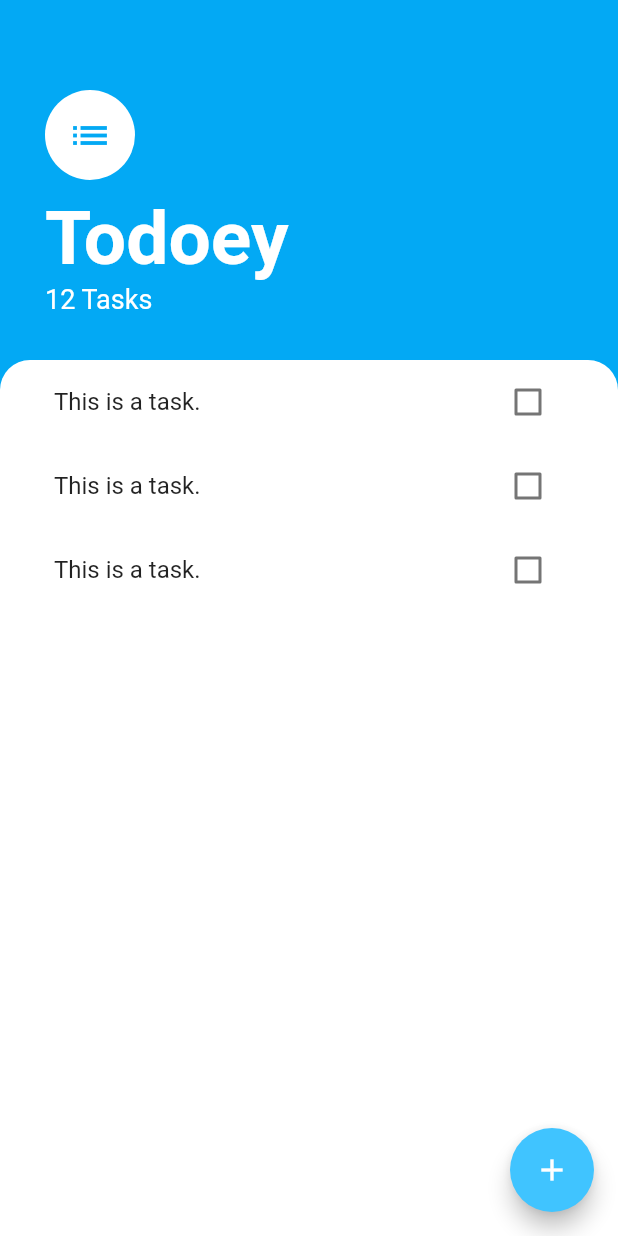
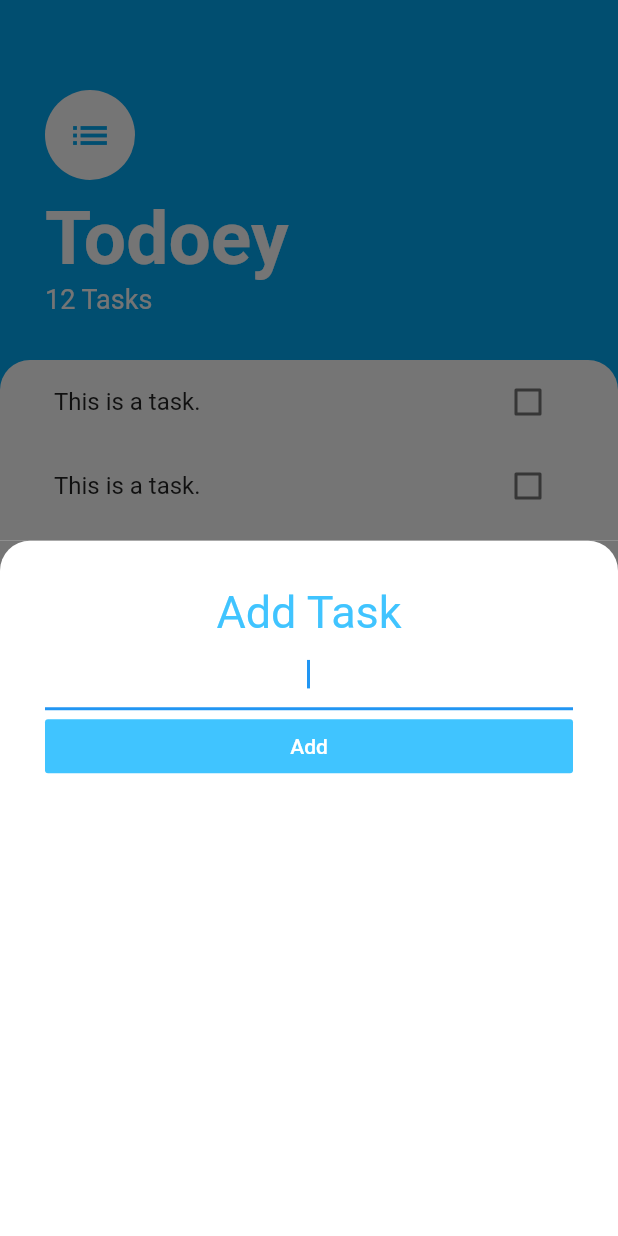
Before and after one commit to py415/todoey_flutter, a Flutter app: the screen it shows after launch, after a tap on the "add" icon, on a phone screen of 412 x 824 dp. Run offline on Flutter 3.47's test engine with Material 2 defaults, Android fonts, the phone set to English and light mode, and no system bars.

Commit message:
Add custom BottomSheet widget to create new task

```diff
--- /dev/null
+++ b/lib/screens/add_task_screen.dart
@@ -0,0 +1,49 @@
+import 'package:flutter/material.dart';
+
+class AddTaskScreen extends StatelessWidget {
+  @override
+  Widget build(BuildContext context) {
+    return Container(
+      color: Color(0xff757575),
+      child: Container(
+        padding: EdgeInsets.all(30.0),
+        decoration: BoxDecoration(
+          color: Colors.white,
+          borderRadius: BorderRadius.only(
+            topLeft: Radius.circular(20.0),
+            topRight: Radius.circular(20.0),
+          ),
+        ),
+        child: Column(
+          crossAxisAlignment: CrossAxisAlignment.stretch,
+          children: <Widget>[
+            Text(
+              'Add Task',
+              textAlign: TextAlign.center,
+              style: TextStyle(
+                fontSize: 30.0,
+                color: Colors.lightBlueAccent,
+              ),
+            ),
+            TextField(
+              autofocus: true,
+              textAlign: TextAlign.center,
+            ),
+            FlatButton(
+              child: Text(
+                'Add',
+                style: TextStyle(
+                  color: Colors.white,
+                ),
+              ),
+              color: Colors.lightBlueAccent,
+              onPressed: () {
+                // Add task to ListView widget
+              },
+            ),
+          ],
+        ),
+      ),
+    );
+  }
+}
--- a/lib/screens/tasks_screen.dart
+++ b/lib/screens/tasks_screen.dart
@@ -1,5 +1,6 @@
 import 'package:flutter/material.dart';
 import 'package:todoey_flutter/widgets/tasks_list.dart';
+import 'add_task_screen.dart';
 
 class TasksScreen extends StatelessWidget {
   @override
@@ -11,6 +12,9 @@
         child: Icon(Icons.add),
         onPressed: () {
           // Add new task
+          showModalBottomSheet(
+              context: context,
+              builder: (BuildContext context) => AddTaskScreen());
         },
       ),
       body: Column(
--- a/lib/widgets/tasks_tile.dart
+++ b/lib/widgets/tasks_tile.dart
@@ -9,9 +9,8 @@
       title: Text('This is a task.'),
       trailing: Checkbox(
         value: checkbox,
-        onChanged: (value) {
-          value = true;
-          checkbox = value;
+        onChanged: (checkbox) {
+          checkbox = true;
         },
       ),
     );
```
